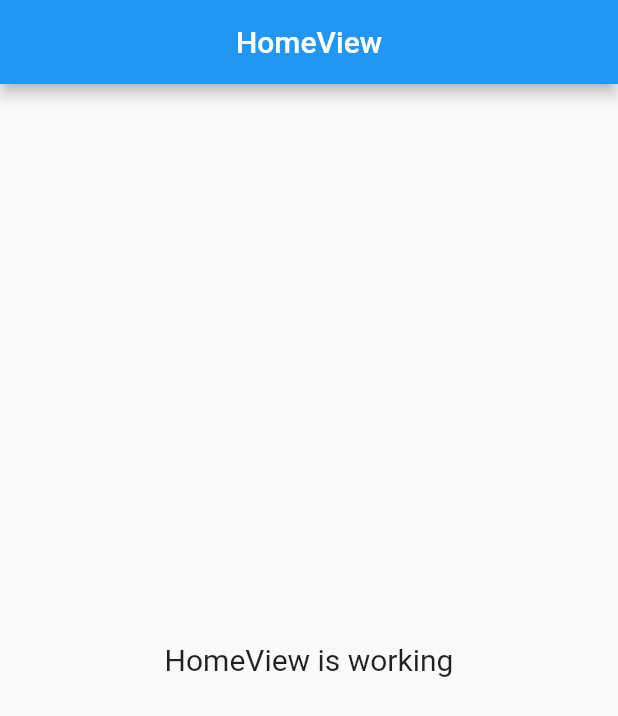
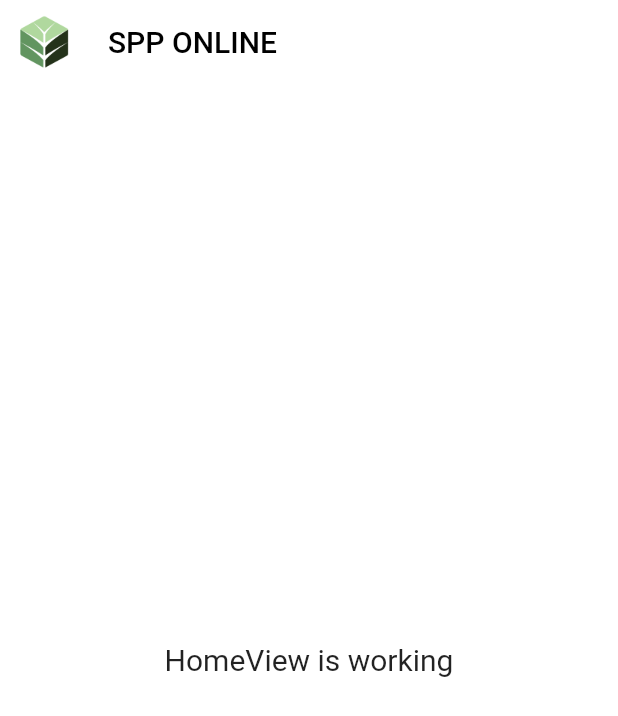
Before and after one commit to syah769/aplikasi_spp, a Flutter app: the screen it shows after launch, on a phone screen of 412 x 824 dp. Shown: the top 716 px of the screen. Run offline on Flutter 3.47's test engine with Material 2 defaults, Android fonts, the phone set to English and light mode, and no system bars; our stand-ins replace get.

Commit message:
latavel api - 11
add logo and edit home view

```diff
--- a/lib/app/modules/home/views/home_view.dart
+++ b/lib/app/modules/home/views/home_view.dart
@@ -9,9 +9,26 @@ class HomeView extends GetView<HomeController> {
   @override
   Widget build(BuildContext context) {
     return Scaffold(
+      backgroundColor: Colors.white,
       appBar: AppBar(
-        title: const Text('HomeView'),
-        centerTitle: true,
+        leading: Container(
+          padding: const EdgeInsets.only(
+            left: 3,
+            top: 3,
+            bottom: 3,
+          ),
+          child: Image.asset(
+            "images/logo.png",
+          ),
+        ),
+        elevation: 0,
+        backgroundColor: Colors.white,
+        title: const Text(
+          'SPP ONLINE',
+          style: TextStyle(
+            color: Colors.black,
+          ),
+        ),
       ),
       body: const Center(
         child: Text(
--- a/pubspec.yaml
+++ b/pubspec.yaml
@@ -18,3 +18,5 @@ dev_dependencies:
 
 flutter:
   uses-material-design: true
+  assets:
+    - images/
```
Also changed, not shown: images/logo.png (added).
